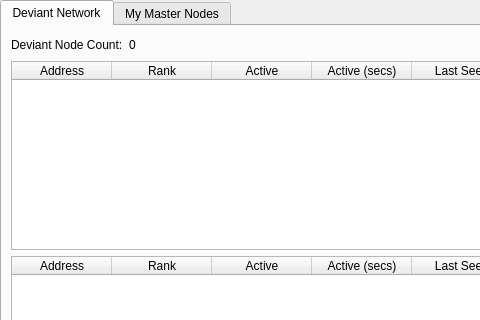
Above: src/qt/forms/masternodemanager.ui from yx79/88 before the change; both pictures show x 0 to 480 and y 0 to 320 of the 723 by 457 pixel window. Below: the same form after it.
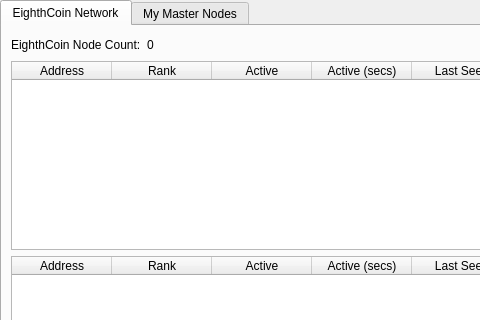
That is the form after the change. The open tabs and pages were chosen to show the change.

Patch:
```diff
--- a/src/qt/forms/masternodemanager.ui
+++ b/src/qt/forms/masternodemanager.ui
@@ -38,7 +38,7 @@
        </property>
        <widget class="QWidget" name="tab">
         <attribute name="title">
-         <string>Deviant Network</string>
+         <string>EighthCoin Network</string>
         </attribute>
         <layout class="QGridLayout" name="gridLayout">
          <item row="1" column="0">
@@ -147,7 +147,7 @@
            <item>
             <widget class="QLabel" name="label_2">
              <property name="text">
-              <string>Deviant Node Count:</string>
+              <string>EighthCoin Node Count:</string>
              </property>
             </widget>
            </item>
```
